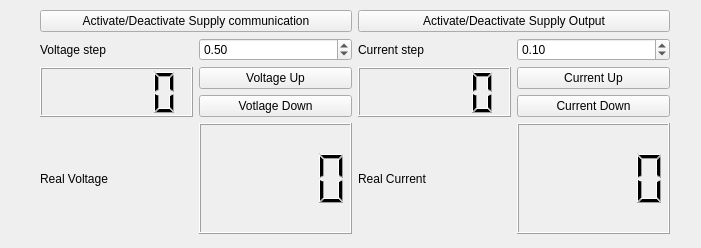
Qt form UI/supplycontrol.ui (pgTech123/Luciole) before a commit.
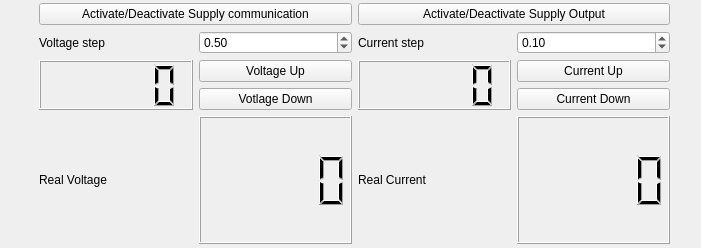
The same form after that commit.

Commit message: Version finale (redimensionnement UI)

What changed in the file:
```diff
--- a/UI/supplycontrol.ui
+++ b/UI/supplycontrol.ui
@@ -16,10 +16,10 @@
   <widget class="QWidget" name="gridLayoutWidget">
    <property name="geometry">
     <rect>
-     <x>40</x>
-     <y>10</y>
-     <width>630</width>
-     <height>224</height>
+     <x>39</x>
+     <y>3</y>
+     <width>631</width>
+     <height>241</height>
     </rect>
    </property>
    <layout class="QGridLayout" name="gridLayout">
@@ -64,7 +64,15 @@
        </widget>
       </item>
       <item>
-       <widget class="QLCDNumber" name="lcdNumberRealCurrent"/>
+       <widget class="QLCDNumber" name="lcdNumberRealCurrent">
+        <property name="font">
+         <font>
+          <pointsize>8</pointsize>
+          <weight>75</weight>
+          <bold>true</bold>
+         </font>
+        </property>
+       </widget>
       </item>
      </layout>
     </item>
@@ -134,7 +142,15 @@
        </widget>
       </item>
       <item>
-       <widget class="QLCDNumber" name="lcdNumberRealVoltage"/>
+       <widget class="QLCDNumber" name="lcdNumberRealVoltage">
+        <property name="font">
+         <font>
+          <pointsize>8</pointsize>
+          <weight>75</weight>
+          <bold>true</bold>
+         </font>
+        </property>
+       </widget>
       </item>
      </layout>
     </item>
```
The commit also changes 5 other files.
